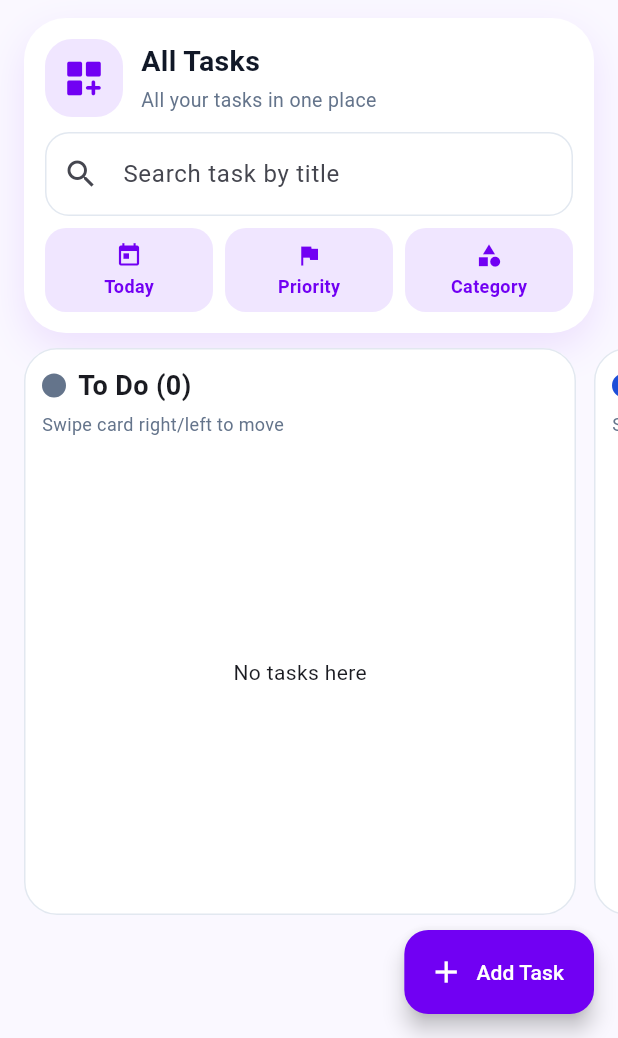
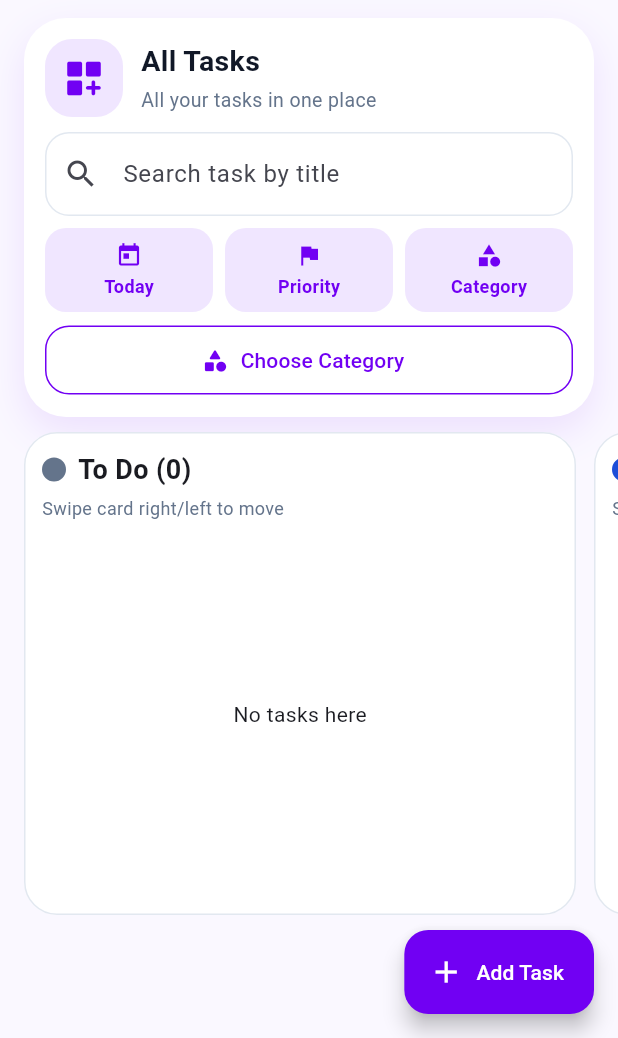
Before and after one commit to Hayyan47/Smart-Task-manager, a Flutter app: the HomeScreen screen opened directly with empty values, on a phone screen of 412 x 824 dp, the part 198-1236 px from its top. Run offline on Flutter 3.47's test engine with Material 3 defaults, Android fonts, the phone set to English and light mode, and no system bars; our stand-ins replace cloud_firestore, firebase_auth, firebase_core; accounts and stored records are empty.

Commit message:
Add category filter button

```diff
--- a/lib/home_screen.dart
+++ b/lib/home_screen.dart
@@ -30,6 +30,7 @@ class HomeScreen extends StatefulWidget {
 class _HomeScreenState extends State<HomeScreen> {
   String searchText = '';
   String selectedMenuOption = 'All Tasks';
+  List<String> categoryOptions = ['Study', 'Work', 'Personal'];
 
   // These are the Jira style stages.
   // A task starts in To Do, then moves step by step until Done.
@@ -129,8 +130,9 @@ class _HomeScreenState extends State<HomeScreen> {
       return data['priority'] == 'High';
     }
 
-    if (selectedMenuOption == 'Study') {
-      return data['category'] == 'Study';
+    if (selectedMenuOption.startsWith('Category: ')) {
+      String category = selectedMenuOption.replaceFirst('Category: ', '');
+      return data['category'] == category;
     }
 
     if (selectedMenuOption == 'Completed') {
@@ -143,7 +145,10 @@ class _HomeScreenState extends State<HomeScreen> {
   String menuSubtitle() {
     if (selectedMenuOption == 'Today') return 'Tasks due today';
     if (selectedMenuOption == 'High Priority') return 'Important tasks first';
-    if (selectedMenuOption == 'Study') return 'Study category tasks';
+    if (selectedMenuOption.startsWith('Category: ')) {
+      String category = selectedMenuOption.replaceFirst('Category: ', '');
+      return '$category category tasks';
+    }
     if (selectedMenuOption == 'Completed') return 'Finished task list';
     return 'All your tasks in one place';
   }
@@ -153,6 +158,63 @@ class _HomeScreenState extends State<HomeScreen> {
       selectedMenuOption = option;
     });
     Navigator.pop(context);
+  }
+
+  void selectCategory(String category) {
+    setState(() {
+      selectedMenuOption = 'Category: $category';
+    });
+  }
+
+  Future<void> openCategoryPicker() async {
+    String? category = await showModalBottomSheet<String>(
+      context: context,
+      shape: const RoundedRectangleBorder(
+        borderRadius: BorderRadius.vertical(top: Radius.circular(26)),
+      ),
+      builder: (context) {
+        return SafeArea(
+          child: Padding(
+            padding: const EdgeInsets.fromLTRB(18, 18, 18, 12),
+            child: Column(
+              mainAxisSize: MainAxisSize.min,
+              crossAxisAlignment: CrossAxisAlignment.start,
+              children: [
+                const Text(
+                  'Choose Category',
+                  style: TextStyle(fontSize: 20, fontWeight: FontWeight.bold),
+                ),
+                const SizedBox(height: 10),
+                for (String category in categoryOptions)
+                  ListTile(
+                    leading:
+                        const Icon(Icons.category_rounded, color: mainBlue),
+                    title: Text(category),
+                    trailing: selectedMenuOption == 'Category: $category'
+                        ? const Icon(Icons.check_circle, color: mainBlue)
+                        : null,
+                    onTap: () => Navigator.pop(context, category),
+                  ),
+                const Divider(),
+                ListTile(
+                  leading: const Icon(Icons.clear_rounded, color: greyText),
+                  title: const Text('Show All Tasks'),
+                  onTap: () => Navigator.pop(context, 'All Tasks'),
+                ),
+              ],
+            ),
+          ),
+        );
+      },
+    );
+
+    if (category == null) return;
+
+    if (category == 'All Tasks') {
+      setState(() => selectedMenuOption = 'All Tasks');
+    } else {
+      selectCategory(category);
+    }
   }
 
   List<QueryDocumentSnapshot<Map<String, dynamic>>> filterTasks(
@@ -386,10 +448,28 @@ class _HomeScreenState extends State<HomeScreen> {
                     _HeaderChip(
                       icon: Icons.category,
                       text: 'Category',
-                      selected: selectedMenuOption == 'Study',
-                      onTap: () => setState(() => selectedMenuOption = 'Study'),
+                      selected: selectedMenuOption.startsWith('Category: '),
+                      onTap: openCategoryPicker,
                     ),
                   ],
+                ),
+                const SizedBox(height: 8),
+                OutlinedButton.icon(
+                  onPressed: openCategoryPicker,
+                  icon: const Icon(Icons.category_rounded),
+                  label: Text(
+                    selectedMenuOption.startsWith('Category: ')
+                        ? selectedMenuOption
+                        : 'Choose Category',
+                  ),
+                  style: OutlinedButton.styleFrom(
+                    foregroundColor: mainBlue,
+                    minimumSize: const Size(double.infinity, 46),
+                    side: const BorderSide(color: mainBlue),
+                    shape: RoundedRectangleBorder(
+                      borderRadius: BorderRadius.circular(16),
+                    ),
+                  ),
                 ),
               ],
             ),
@@ -513,9 +593,21 @@ class _HomeScreenState extends State<HomeScreen> {
             ),
             _MenuItem(
               icon: Icons.school_rounded,
-              label: 'Study',
-              selected: selectedMenuOption == 'Study',
-              onTap: () => selectMenuOption('Study'),
+              label: 'Study Category',
+              selected: selectedMenuOption == 'Category: Study',
+              onTap: () => selectMenuOption('Category: Study'),
+            ),
+            _MenuItem(
+              icon: Icons.work_rounded,
+              label: 'Work Category',
+              selected: selectedMenuOption == 'Category: Work',
+              onTap: () => selectMenuOption('Category: Work'),
+            ),
+            _MenuItem(
+              icon: Icons.person_rounded,
+              label: 'Personal Category',
+              selected: selectedMenuOption == 'Category: Personal',
+              onTap: () => selectMenuOption('Category: Personal'),
             ),
             _MenuItem(
               icon: Icons.check_circle_rounded,
```
Also changed, not shown: 1 other file.
